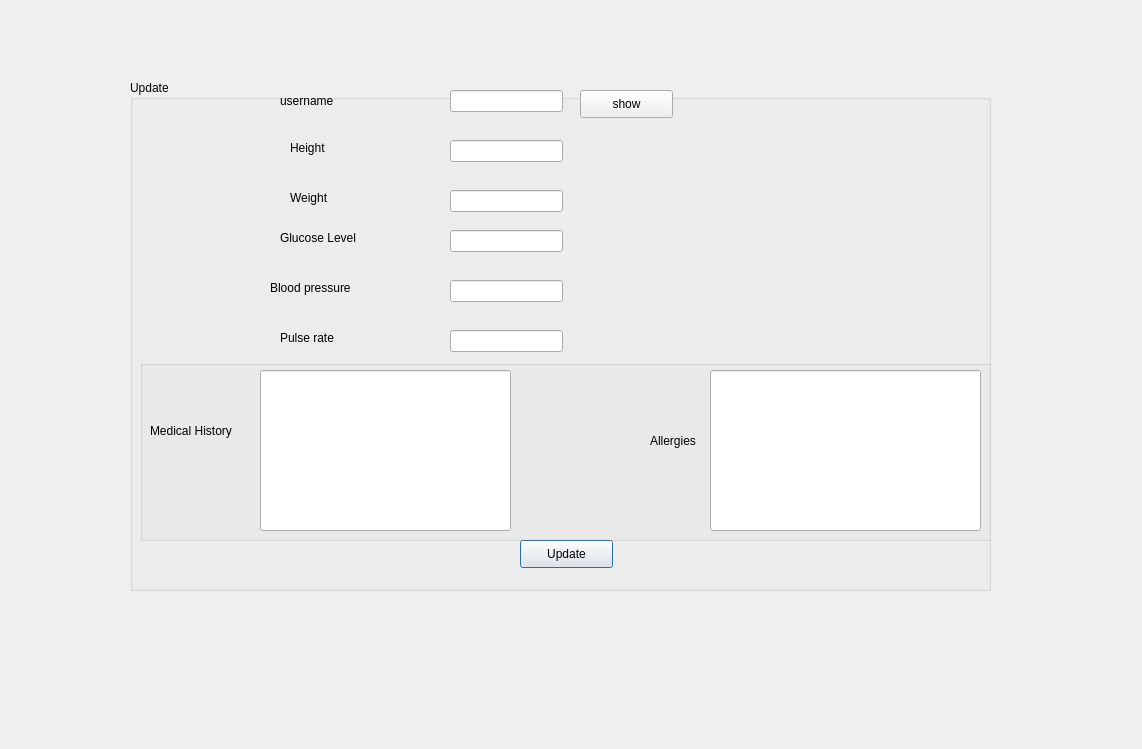
The window that Minor project - Copy/project/update.ui (rishabhs-s/Minor) describes before a commit, drawn with Qt 5.
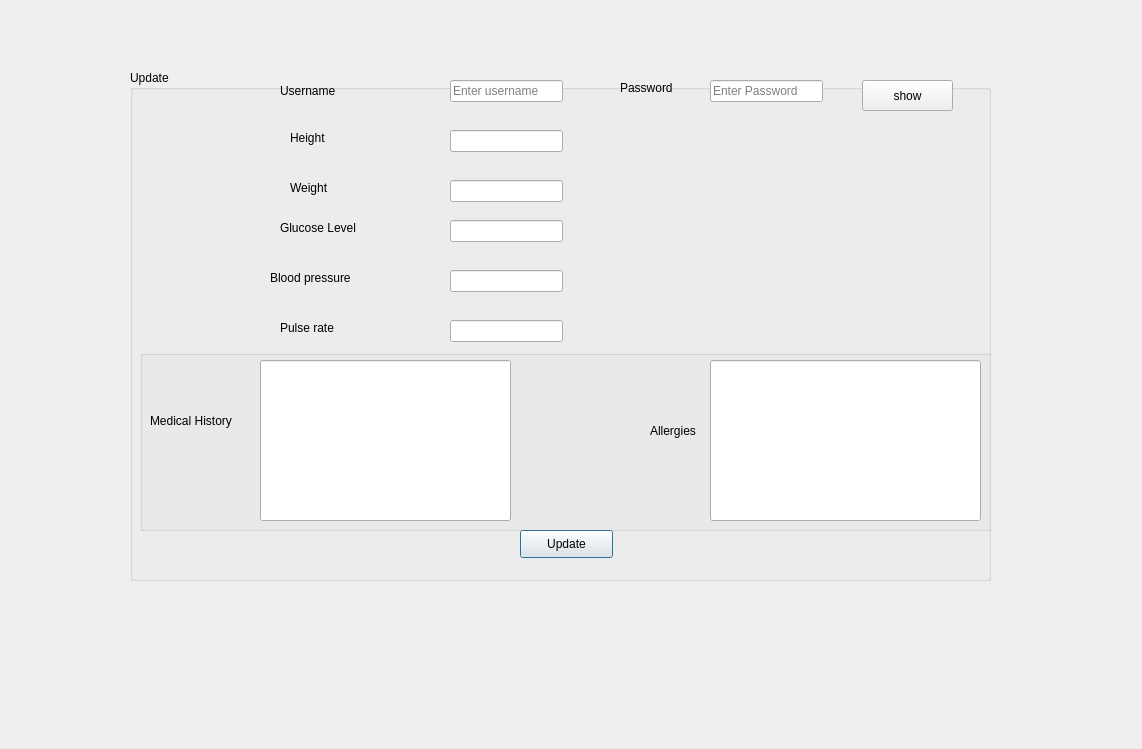
The same window after the commit.

The edit to the form file:
```diff
--- a/Minor project - Copy/project/update.ui
+++ b/Minor project - Copy/project/update.ui
@@ -17,7 +17,7 @@
    <property name="geometry">
     <rect>
      <x>130</x>
-     <y>80</y>
+     <y>70</y>
      <width>861</width>
      <height>511</height>
     </rect>
@@ -205,10 +205,10 @@
    <widget class="QPushButton" name="show">
     <property name="geometry">
      <rect>
-      <x>450</x>
+      <x>732</x>
       <y>10</y>
-      <width>93</width>
-      <height>28</height>
+      <width>91</width>
+      <height>31</height>
      </rect>
     </property>
     <property name="text">
@@ -234,6 +234,9 @@
       <height>22</height>
      </rect>
     </property>
+    <property name="placeholderText">
+     <string>Enter username</string>
+    </property>
    </widget>
    <widget class="QLabel" name="label_8">
     <property name="geometry">
@@ -245,7 +248,36 @@
      </rect>
     </property>
     <property name="text">
-     <string>username</string>
+     <string>Username</string>
+    </property>
+   </widget>
+   <widget class="QLineEdit" name="password">
+    <property name="geometry">
+     <rect>
+      <x>580</x>
+      <y>10</y>
+      <width>113</width>
+      <height>22</height>
+     </rect>
+    </property>
+    <property name="echoMode">
+     <enum>QLineEdit::Password</enum>
+    </property>
+    <property name="placeholderText">
+     <string>Enter Password</string>
+    </property>
+   </widget>
+   <widget class="QLabel" name="label_9">
+    <property name="geometry">
+     <rect>
+      <x>490</x>
+      <y>10</y>
+      <width>55</width>
+      <height>16</height>
+     </rect>
+    </property>
+    <property name="text">
+     <string>Password</string>
     </property>
    </widget>
   </widget>
```
